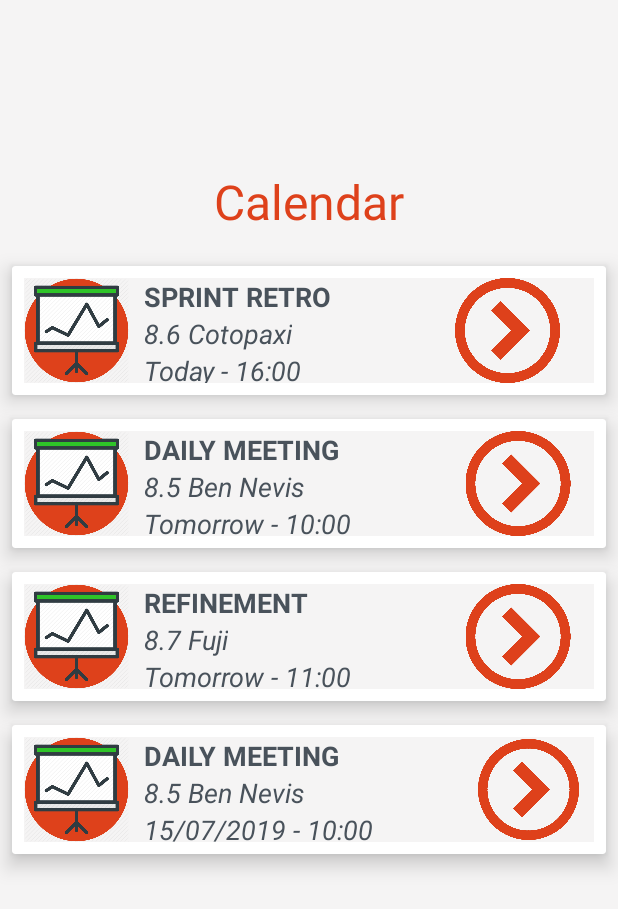
After one commit to DianaMaftei/galileo, an Android app: the CalendarActivity screen opened directly, with no data from a screen before it, on a phone screen of 412 x 824 dp. The commit adds this screen. Shown: the top 909 px of the screen. Run offline under Robolectric (Android 15) with nearby library versions, the phone set to English and light mode, and no system bars.

```diff
--- a/app/src/main/AndroidManifest.xml
+++ b/app/src/main/AndroidManifest.xml
@@ -28,9 +28,13 @@
         android:theme="@style/AppTheme"
         tools:ignore="GoogleAppIndexingWarning">
         <activity
+            android:name=".CalendarActivity"
+            android:label="@string/title_activity_calendar"
+            android:theme="@style/AppTheme.NoActionBar"></activity>
+        <activity
             android:name=".OnboardingJourneys"
             android:label="@string/title_activity_onboarding_journeys"
-            android:theme="@style/AppTheme.NoActionBar"></activity>
+            android:theme="@style/AppTheme.NoActionBar" />
         <activity android:name=".OnboardingActivity" />
         <activity
             android:name=".WelcomeActivity"
--- /dev/null
+++ b/app/src/main/java/com/endava/myapplication/CalendarActivity.java
@@ -0,0 +1,21 @@
+package com.endava.myapplication;
+
+import android.os.Bundle;
+
+import com.google.android.material.floatingactionbutton.FloatingActionButton;
+import com.google.android.material.snackbar.Snackbar;
+
+import androidx.appcompat.app.AppCompatActivity;
+import androidx.appcompat.widget.Toolbar;
+
+import android.view.View;
+
+public class CalendarActivity extends AppCompatActivity {
+
+    @Override
+    protected void onCreate(Bundle savedInstanceState) {
+        super.onCreate(savedInstanceState);
+        setContentView(R.layout.activity_calendar);
+    }
+
+}
--- /dev/null
+++ b/app/src/main/res/layout/activity_calendar.xml
@@ -0,0 +1,335 @@
+<?xml version="1.0" encoding="utf-8"?>
+<LinearLayout xmlns:android="http://schemas.android.com/apk/res/android"
+    android:orientation="vertical" android:layout_width="match_parent"
+    android:layout_height="match_parent">
+
+    <TextView
+        android:layout_width="fill_parent"
+        android:layout_height="169dp"
+        android:gravity="center"
+        android:paddingLeft="16dp"
+        android:paddingTop="100dp"
+        android:paddingRight="16dp"
+        android:text="@string/calendar_title"
+        android:textColor="@color/endavaOrange"
+        android:textSize="32sp" />
+
+
+    <androidx.cardview.widget.CardView xmlns:app="http://schemas.android.com/apk/res-auto"
+        android:layout_width="match_parent"
+        android:layout_height="wrap_content"
+        android:layout_margin="8dp"
+        app:cardElevation="8dp">
+
+        <LinearLayout
+            android:layout_width="match_parent"
+            android:layout_height="match_parent"
+            android:layout_margin="8dp"
+            android:background="@android:color/white"
+            android:orientation="horizontal">
+
+            <ImageView
+                android:layout_width="70dp"
+                android:layout_height="70dp"
+                android:src="@drawable/board" />
+
+            <LinearLayout
+                android:layout_width="0dp"
+                android:layout_height="match_parent"
+                android:layout_weight="9"
+                android:orientation="horizontal">
+
+                <LinearLayout
+                    android:layout_width="wrap_content"
+                    android:layout_height="match_parent"
+                    android:orientation="vertical">
+
+                    <TextView
+                        android:id="@+id/meeting1"
+                        android:layout_width="wrap_content"
+                        android:layout_height="wrap_content"
+                        android:layout_marginLeft="10dp"
+                        android:gravity="center_vertical|start"
+                        android:text="Sprint Retro"
+                        android:textAllCaps="true"
+                        android:textSize="@dimen/card_view_text_size"
+                        android:textStyle="bold" />
+
+                    <TextView
+                        android:id="@+id/room1"
+                        android:layout_width="wrap_content"
+                        android:layout_height="wrap_content"
+                        android:layout_marginLeft="10dp"
+                        android:gravity="center_vertical|start"
+                        android:text="8.6 Cotopaxi"
+                        android:textSize="@dimen/card_view_text_size"
+                        android:textStyle="italic" />
+
+                    <TextView
+                        android:id="@+id/time"
+                        android:layout_width="wrap_content"
+                        android:layout_height="wrap_content"
+                        android:layout_marginLeft="10dp"
+                        android:gravity="center_vertical|start"
+                        android:text="Today - 16:00"
+                        android:textSize="@dimen/card_view_text_size"
+                        android:textStyle="italic" />
+
+                </LinearLayout>
+
+                <LinearLayout
+                    android:layout_width="70sp"
+                    android:layout_height="match_parent">
+
+                </LinearLayout>
+
+                <ImageView
+                    android:layout_width="wrap_content"
+                    android:layout_height="wrap_content"
+                    android:layout_alignParentBottom="true"
+                    android:layout_gravity="end"
+                    android:layout_marginBottom="0dp"
+                    android:paddingEnd="10dp"
+                    android:src="@drawable/arrow_right_obj" />
+
+
+            </LinearLayout>
+        </LinearLayout>
+
+    </androidx.cardview.widget.CardView>
+
+    <androidx.cardview.widget.CardView xmlns:app="http://schemas.android.com/apk/res-auto"
+        android:layout_width="match_parent"
+        android:layout_height="wrap_content"
+        android:layout_margin="8dp"
+        app:cardElevation="8dp">
+
+        <LinearLayout
+            android:layout_width="match_parent"
+            android:layout_height="match_parent"
+            android:layout_margin="8dp"
+            android:background="@android:color/white"
+            android:orientation="horizontal">
+
+            <ImageView
+                android:layout_width="70dp"
+                android:layout_height="70dp"
+                android:src="@drawable/board" />
+
+            <LinearLayout
+                android:layout_width="0dp"
+                android:layout_height="match_parent"
+                android:layout_weight="9"
+                android:orientation="horizontal">
+
+                <LinearLayout
+                    android:layout_width="wrap_content"
+                    android:layout_height="match_parent"
+                    android:orientation="vertical">
+
+                    <TextView
+                        android:layout_width="wrap_content"
+                        android:layout_height="wrap_content"
+                        android:layout_marginLeft="10dp"
+                        android:gravity="center_vertical|start"
+                        android:text="Daily meeting"
+                        android:textAllCaps="true"
+                        android:textSize="@dimen/card_view_text_size"
+                        android:textStyle="bold" />
+
+                    <TextView
+                        android:layout_width="wrap_content"
+                        android:layout_height="wrap_content"
+                        android:layout_marginLeft="10dp"
+                        android:gravity="center_vertical|start"
+                        android:text="8.5 Ben Nevis"
+                        android:textSize="@dimen/card_view_text_size"
+                        android:textStyle="italic" />
+
+                    <TextView
+                        android:layout_width="wrap_content"
+                        android:layout_height="wrap_content"
+                        android:layout_marginLeft="10dp"
+                        android:gravity="center_vertical|start"
+                        android:text="Tomorrow - 10:00"
+                        android:textSize="@dimen/card_view_text_size"
+                        android:textStyle="italic" />
+                </LinearLayout>
+
+                <LinearLayout
+                    android:layout_width="70sp"
+                    android:layout_height="match_parent">
+
+                </LinearLayout>
+
+                <ImageView
+                    android:layout_width="wrap_content"
+                    android:layout_height="wrap_content"
+                    android:layout_alignParentBottom="true"
+                    android:layout_gravity="end"
+                    android:layout_marginBottom="0dp"
+                    android:paddingEnd="10dp"
+                    android:src="@drawable/arrow_right_obj" />
+
+            </LinearLayout>
+        </LinearLayout>
+
+    </androidx.cardview.widget.CardView>
+
+<androidx.cardview.widget.CardView xmlns:app="http://schemas.android.com/apk/res-auto"
+        android:layout_width="match_parent"
+        android:layout_height="wrap_content"
+        android:layout_margin="8dp"
+        app:cardElevation="8dp">
+
+        <LinearLayout
+            android:layout_width="match_parent"
+            android:layout_height="match_parent"
+            android:layout_margin="8dp"
+            android:background="@android:color/white"
+            android:orientation="horizontal">
+
+            <ImageView
+                android:layout_width="70dp"
+                android:layout_height="70dp"
+                android:src="@drawable/board" />
+
+            <LinearLayout
+                android:layout_width="0dp"
+                android:layout_height="match_parent"
+                android:layout_weight="9"
+                android:orientation="horizontal">
+
+                <LinearLayout
+                    android:layout_width="wrap_content"
+                    android:layout_height="match_parent"
+                    android:orientation="vertical">
+
+                    <TextView
+                        android:layout_width="wrap_content"
+                        android:layout_height="wrap_content"
+                        android:layout_marginLeft="10dp"
+                        android:gravity="center_vertical|start"
+                        android:text="Refinement"
+                        android:textAllCaps="true"
+                        android:textSize="@dimen/card_view_text_size"
+                        android:textStyle="bold" />
+
+                    <TextView
+                        android:layout_width="wrap_content"
+                        android:layout_height="wrap_content"
+                        android:layout_marginLeft="10dp"
+                        android:gravity="center_vertical|start"
+                        android:text="8.7 Fuji"
+                        android:textSize="@dimen/card_view_text_size"
+                        android:textStyle="italic" />
+
+                    <TextView
+                        android:layout_width="wrap_content"
+                        android:layout_height="wrap_content"
+                        android:layout_marginLeft="10dp"
+                        android:gravity="center_vertical|start"
+                        android:text="Tomorrow - 11:00"
+                        android:textSize="@dimen/card_view_text_size"
+                        android:textStyle="italic" />
+                </LinearLayout>
+
+                <LinearLayout
+                    android:layout_width="70sp"
+                    android:layout_height="match_parent">
+
+                </LinearLayout>
+
+                <ImageView
+                    android:layout_width="wrap_content"
+                    android:layout_height="wrap_content"
+                    android:layout_alignParentBottom="true"
+                    android:layout_gravity="end"
+                    android:layout_marginBottom="0dp"
+                    android:paddingEnd="10dp"
+                    android:src="@drawable/arrow_right_obj" />
+
+            </LinearLayout>
+        </LinearLayout>
+
+    </androidx.cardview.widget.CardView>
+
+    <androidx.cardview.widget.CardView xmlns:app="http://schemas.android.com/apk/res-auto"
+        android:layout_width="match_parent"
+        android:layout_height="wrap_content"
+        android:layout_margin="8dp"
+        app:cardElevation="8dp">
+
+        <LinearLayout
+            android:layout_width="match_parent"
+            android:layout_height="match_parent"
+            android:layout_margin="8dp"
+            android:background="@android:color/white"
+            android:orientation="horizontal">
+
+            <ImageView
+                android:layout_width="70dp"
+                android:layout_height="70dp"
+                android:src="@drawable/board" />
+
+            <LinearLayout
+                android:layout_width="0dp"
+                android:layout_height="match_parent"
+                android:layout_weight="9"
+                android:orientation="horizontal">
+
+                <LinearLayout
+                    android:layout_width="wrap_content"
+                    android:layout_height="match_parent"
+                    android:orientation="vertical">
+
+                    <TextView
+                        android:layout_width="wrap_content"
+                        android:layout_height="wrap_content"
+                        android:layout_marginLeft="10dp"
+                        android:gravity="center_vertical|start"
+                        android:text="Daily Meeting"
+                        android:textAllCaps="true"
+                        android:textSize="@dimen/card_view_text_size"
+                        android:textStyle="bold" />
+
+                    <TextView
+                        android:layout_width="wrap_content"
+                        android:layout_height="wrap_content"
+                        android:layout_marginLeft="10dp"
+                        android:gravity="center_vertical|start"
+                        android:text="8.5 Ben Nevis"
+                        android:textSize="@dimen/card_view_text_size"
+                        android:textStyle="italic" />
+
+                    <TextView
+                        android:layout_width="wrap_content"
+                        android:layout_height="wrap_content"
+                        android:layout_marginLeft="10dp"
+                        android:gravity="center_vertical|start"
+                        android:text="15/07/2019 - 10:00"
+                        android:textSize="@dimen/card_view_text_size"
+                        android:textStyle="italic" />
+                </LinearLayout>
+
+                <LinearLayout
+                    android:layout_width="70sp"
+                    android:layout_height="match_parent">
+
+                </LinearLayout>
+
+                <ImageView
+                    android:layout_width="wrap_content"
+                    android:layout_height="wrap_content"
+                    android:layout_alignParentBottom="true"
+                    android:layout_gravity="end"
+                    android:layout_marginBottom="0dp"
+                    android:paddingEnd="10dp"
+                    android:src="@drawable/arrow_right_obj" />
+
+            </LinearLayout>
+        </LinearLayout>
+
+    </androidx.cardview.widget.CardView>
+
+</LinearLayout>
--- a/app/src/main/res/values/strings.xml
+++ b/app/src/main/res/values/strings.xml
@@ -44,6 +44,8 @@
     <string name="onboarding_ITS_msg">Get your Laptop</string>
     <string name="onboarding_CC_msg">Coffee with your Career Coach</string>
     <string name="title_activity_onboarding_journeys">OnboardingJourneys</string>
+    <string name="calendar_title">Calendar</string>
+    <string name="title_activity_calendar">CalendarActivity</string>
 
 
 </resources>
```
